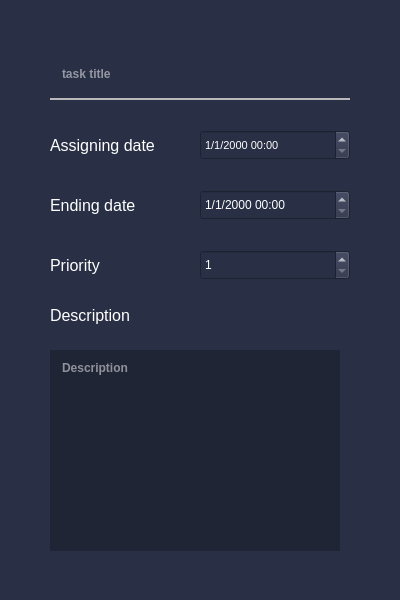
This is ETM/showTask.ui in yusufnasserdev/Employees-Task-Manager as Qt 5 draws it before an edit. The edited form follows.
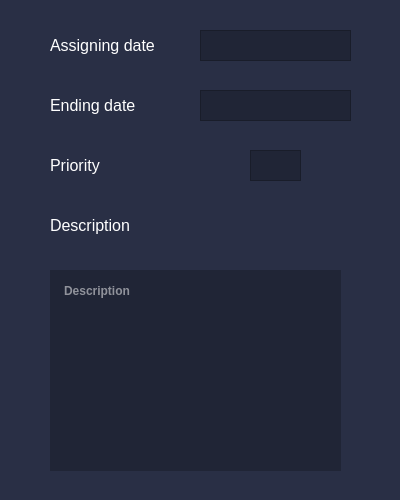
This is the edited form. Icons and pictures are not drawn.

Commit message: Updated showTask, added a program icon

What changed in the file:
```diff
--- a/ETM/showTask.ui
+++ b/ETM/showTask.ui
@@ -7,7 +7,7 @@
     <x>0</x>
     <y>0</y>
     <width>400</width>
-    <height>600</height>
+    <height>500</height>
    </rect>
   </property>
   <property name="windowTitle">
@@ -184,47 +184,11 @@
 }
 </string>
   </property>
-  <widget class="QLineEdit" name="title">
-   <property name="geometry">
-    <rect>
-     <x>50</x>
-     <y>50</y>
-     <width>300</width>
-     <height>50</height>
-    </rect>
-   </property>
-   <property name="styleSheet">
-    <string notr="true"/>
-   </property>
-   <property name="placeholderText">
-    <string>task title</string>
-   </property>
-  </widget>
-  <widget class="QLineEdit" name="description">
-   <property name="geometry">
-    <rect>
-     <x>50</x>
-     <y>350</y>
-     <width>290</width>
-     <height>201</height>
-    </rect>
-   </property>
-   <property name="styleSheet">
-    <string notr="true">border: none;
-background-color: rgb(32, 37, 54)</string>
-   </property>
-   <property name="alignment">
-    <set>Qt::AlignLeading|Qt::AlignLeft|Qt::AlignTop</set>
-   </property>
-   <property name="placeholderText">
-    <string>Description</string>
-   </property>
-  </widget>
   <widget class="QLabel" name="label_Endingdate">
    <property name="geometry">
     <rect>
      <x>50</x>
-     <y>190</y>
+     <y>90</y>
      <width>121</width>
      <height>31</height>
     </rect>
@@ -242,7 +206,7 @@
    <property name="geometry">
     <rect>
      <x>50</x>
-     <y>300</y>
+     <y>210</y>
      <width>111</width>
      <height>31</height>
     </rect>
@@ -260,7 +224,7 @@
    <property name="geometry">
     <rect>
      <x>50</x>
-     <y>250</y>
+     <y>150</y>
      <width>71</width>
      <height>31</height>
     </rect>
@@ -274,40 +238,11 @@
     <string>Priority</string>
    </property>
   </widget>
-  <widget class="QSpinBox" name="priority">
-   <property name="geometry">
-    <rect>
-     <x>200</x>
-     <y>250</y>
-     <width>150</width>
-     <height>30</height>
-    </rect>
-   </property>
-   <property name="minimum">
-    <number>1</number>
-   </property>
-   <property name="maximum">
-    <number>10</number>
-   </property>
-  </widget>
-  <widget class="QDateTimeEdit" name="deadline">
-   <property name="geometry">
-    <rect>
-     <x>200</x>
-     <y>190</y>
-     <width>150</width>
-     <height>30</height>
-    </rect>
-   </property>
-   <property name="displayFormat">
-    <string>d/M/yyyy HH:mm</string>
-   </property>
-  </widget>
   <widget class="QLabel" name="label_Assigningdate">
    <property name="geometry">
     <rect>
      <x>50</x>
-     <y>130</y>
+     <y>30</y>
      <width>131</width>
      <height>31</height>
     </rect>
@@ -321,22 +256,99 @@
     <string>Assigning date</string>
    </property>
   </widget>
-  <widget class="QDateTimeEdit" name="assigningDate">
+  <widget class="QTextEdit" name="description">
    <property name="geometry">
     <rect>
-     <x>200</x>
-     <y>130</y>
-     <width>150</width>
-     <height>30</height>
+     <x>50</x>
+     <y>270</y>
+     <width>291</width>
+     <height>201</height>
     </rect>
    </property>
    <property name="font">
     <font>
-     <pointsize>8</pointsize>
+     <weight>75</weight>
+     <bold>true</bold>
     </font>
    </property>
-   <property name="displayFormat">
-    <string>d/M/yyyy HH:mm</string>
+   <property name="styleSheet">
+    <string notr="true">border: none;
+background-color: rgb(32, 37, 54);
+padding: 10px;
+</string>
+   </property>
+   <property name="html">
+    <string>&lt;!DOCTYPE HTML PUBLIC &quot;-//W3C//DTD HTML 4.0//EN&quot; &quot;http://www.w3.org/TR/REC-html40/strict.dtd&quot;&gt;
+&lt;html&gt;&lt;head&gt;&lt;meta name=&quot;qrichtext&quot; content=&quot;1&quot; /&gt;&lt;style type=&quot;text/css&quot;&gt;
+p, li { white-space: pre-wrap; }
+&lt;/style&gt;&lt;/head&gt;&lt;body style=&quot; font-family:'MS Shell Dlg 2'; font-size:8.25pt; font-weight:600; font-style:normal;&quot;&gt;
+&lt;p align=&quot;center&quot; style=&quot;-qt-paragraph-type:empty; margin-top:12px; margin-bottom:12px; margin-left:0px; margin-right:0px; -qt-block-indent:0; text-indent:0px;&quot;&gt;&lt;br /&gt;&lt;/p&gt;&lt;/body&gt;&lt;/html&gt;</string>
+   </property>
+   <property name="placeholderText">
+    <string>Description</string>
+   </property>
+  </widget>
+  <widget class="QTextEdit" name="assigningDate">
+   <property name="geometry">
+    <rect>
+     <x>200</x>
+     <y>30</y>
+     <width>151</width>
+     <height>31</height>
+    </rect>
+   </property>
+   <property name="styleSheet">
+    <string notr="true">
+background-color: rgb(32, 37, 54);</string>
+   </property>
+   <property name="html">
+    <string>&lt;!DOCTYPE HTML PUBLIC &quot;-//W3C//DTD HTML 4.0//EN&quot; &quot;http://www.w3.org/TR/REC-html40/strict.dtd&quot;&gt;
+&lt;html&gt;&lt;head&gt;&lt;meta name=&quot;qrichtext&quot; content=&quot;1&quot; /&gt;&lt;style type=&quot;text/css&quot;&gt;
+p, li { white-space: pre-wrap; }
+&lt;/style&gt;&lt;/head&gt;&lt;body style=&quot; font-family:'MS Shell Dlg 2'; font-size:8.25pt; font-weight:400; font-style:normal;&quot;&gt;
+&lt;p align=&quot;center&quot; style=&quot;-qt-paragraph-type:empty; margin-top:12px; margin-bottom:12px; margin-left:0px; margin-right:0px; -qt-block-indent:0; text-indent:0px;&quot;&gt;&lt;br /&gt;&lt;/p&gt;&lt;/body&gt;&lt;/html&gt;</string>
+   </property>
+  </widget>
+  <widget class="QTextEdit" name="deadline">
+   <property name="geometry">
+    <rect>
+     <x>200</x>
+     <y>90</y>
+     <width>151</width>
+     <height>31</height>
+    </rect>
+   </property>
+   <property name="styleSheet">
+    <string notr="true">
+background-color: rgb(32, 37, 54);</string>
+   </property>
+   <property name="html">
+    <string>&lt;!DOCTYPE HTML PUBLIC &quot;-//W3C//DTD HTML 4.0//EN&quot; &quot;http://www.w3.org/TR/REC-html40/strict.dtd&quot;&gt;
+&lt;html&gt;&lt;head&gt;&lt;meta name=&quot;qrichtext&quot; content=&quot;1&quot; /&gt;&lt;style type=&quot;text/css&quot;&gt;
+p, li { white-space: pre-wrap; }
+&lt;/style&gt;&lt;/head&gt;&lt;body style=&quot; font-family:'MS Shell Dlg 2'; font-size:8.25pt; font-weight:400; font-style:normal;&quot;&gt;
+&lt;p align=&quot;center&quot; style=&quot;-qt-paragraph-type:empty; margin-top:12px; margin-bottom:12px; margin-left:0px; margin-right:0px; -qt-block-indent:0; text-indent:0px;&quot;&gt;&lt;br /&gt;&lt;/p&gt;&lt;/body&gt;&lt;/html&gt;</string>
+   </property>
+  </widget>
+  <widget class="QTextEdit" name="priority">
+   <property name="geometry">
+    <rect>
+     <x>250</x>
+     <y>150</y>
+     <width>51</width>
+     <height>31</height>
+    </rect>
+   </property>
+   <property name="styleSheet">
+    <string notr="true">
+background-color: rgb(32, 37, 54);</string>
+   </property>
+   <property name="html">
+    <string>&lt;!DOCTYPE HTML PUBLIC &quot;-//W3C//DTD HTML 4.0//EN&quot; &quot;http://www.w3.org/TR/REC-html40/strict.dtd&quot;&gt;
+&lt;html&gt;&lt;head&gt;&lt;meta name=&quot;qrichtext&quot; content=&quot;1&quot; /&gt;&lt;style type=&quot;text/css&quot;&gt;
+p, li { white-space: pre-wrap; }
+&lt;/style&gt;&lt;/head&gt;&lt;body style=&quot; font-family:'MS Shell Dlg 2'; font-size:8.25pt; font-weight:400; font-style:normal;&quot;&gt;
+&lt;p align=&quot;center&quot; style=&quot;-qt-paragraph-type:empty; margin-top:12px; margin-bottom:12px; margin-left:0px; margin-right:0px; -qt-block-indent:0; text-indent:0px;&quot;&gt;&lt;br /&gt;&lt;/p&gt;&lt;/body&gt;&lt;/html&gt;</string>
    </property>
   </widget>
  </widget>
```
Left out of the diff: 4 changed lines with no effect on the pictures. The commit also changes 16 other files.
